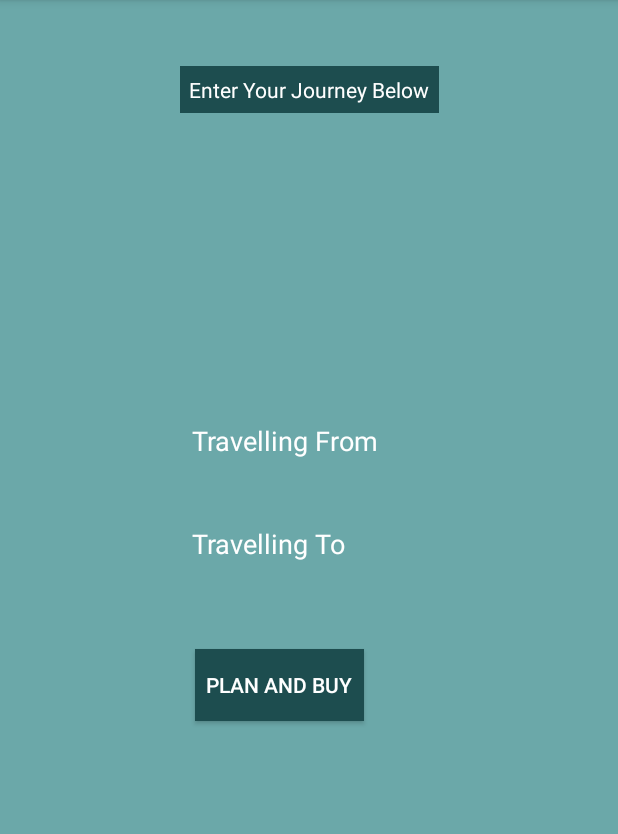
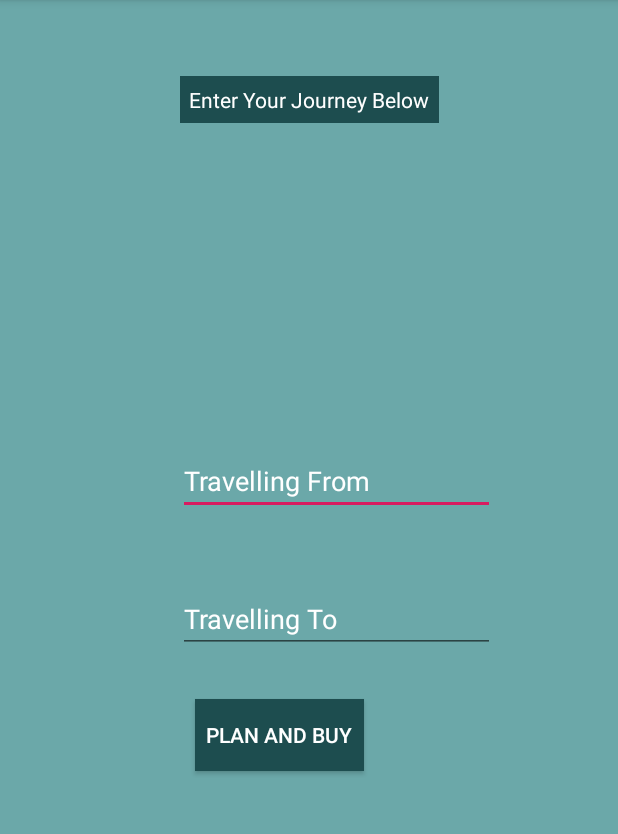
Before and after one commit to daveywilson/TranslinkHomepage, an Android app: the screen it shows after launch (MainActivity), on a phone screen of 412 x 824 dp, the part 84-918 px from its top. Run offline under Robolectric (Android 15) with nearby library versions, the phone set to English and light mode, and no system bars.

Commit message:
AutoCorrect

```diff
--- a/app/src/main/java/com/example/translinkhomepage/MainActivity.java
+++ b/app/src/main/java/com/example/translinkhomepage/MainActivity.java
@@ -5,16 +5,36 @@ import androidx.appcompat.app.AppCompatActivity;
 import android.content.Intent;
 import android.os.Bundle;
 import android.view.View;
+import android.widget.ArrayAdapter;
+import android.widget.AutoCompleteTextView;
 import android.widget.Button;
 import android.widget.ImageView;
 
 public class MainActivity extends AppCompatActivity {
+    String[] Journeys = {
+      "Derry",
+      "Belfast",
+      "Coleraine",
+      "Larne",
+      "portadown"
+
+    };
     Button firstButton;
 
     @Override
     protected void onCreate(Bundle savedInstanceState) {
         super.onCreate(savedInstanceState);
         setContentView(R.layout.activity_main);
+
+        ArrayAdapter<String> adapter = new ArrayAdapter<String>(this,android.R.layout.simple_dropdown_item_1line,Journeys);
+        AutoCompleteTextView textView = (AutoCompleteTextView)findViewById(R.id.autoCompleteEditText);
+
+        AutoCompleteTextView textView1 = (AutoCompleteTextView) findViewById(R.id.autoCompleteTextView2);
+        textView.setThreshold(2);
+        textView1.setThreshold(2);
+        textView.setAdapter(adapter);
+        textView1.setAdapter(adapter);
+
         final ImageView FirstImage = (ImageView) findViewById(R.id.FirstImage);
         int imageResource = getResources().getIdentifier("@drawable/translink",null,this.getPackageName());
         FirstImage.setImageResource(imageResource);
--- a/app/src/main/res/layout/activity_main.xml
+++ b/app/src/main/res/layout/activity_main.xml
@@ -4,67 +4,39 @@
     xmlns:tools="http://schemas.android.com/tools"
     android:layout_width="match_parent"
     android:layout_height="match_parent"
+
     android:background="#6ba8a9"
-
-
-    tools:context=".MainActivity">
+    tools:context=".MainActivity"
+    tools:visibility="visible">
 
 
     <Button
         android:id="@+id/BtnToSecond"
         android:layout_width="wrap_content"
         android:layout_height="wrap_content"
-        android:layout_marginTop="48dp"
+        android:layout_marginBottom="247dp"
         android:background="#1d4d4f"
+
         android:padding="7dp"
-
         android:text="Plan and Buy"
         android:textColor="#ffff"
+        app:layout_constraintBottom_toBottomOf="parent"
         app:layout_constraintEnd_toEndOf="parent"
         app:layout_constraintHorizontal_bias="0.434"
         app:layout_constraintStart_toStartOf="parent"
-        app:layout_constraintTop_toBottomOf="@+id/editText2" />
-
-    <EditText
-        android:id="@+id/editText2"
-        android:layout_width="wrap_content"
-        android:layout_height="wrap_content"
-        android:layout_marginTop="24dp"
-        android:background="#6ba8a9"
-        android:ems="10"
-        android:hint="Travelling To"
-        android:inputType="textPersonName"
-        android:padding="10dp"
-        android:textColorHint="#ffff"
-
-        app:layout_constraintStart_toStartOf="@+id/editText"
-        app:layout_constraintTop_toBottomOf="@+id/editText" />
-
-    <EditText
-        android:id="@+id/editText"
-        android:layout_width="wrap_content"
-        android:layout_height="wrap_content"
-        android:layout_marginTop="196dp"
-        android:background="#6ba8a9"
-        android:ems="10"
-        android:hint="Travelling From"
-        android:inputType="textPersonName"
-        android:padding="10dp"
-        android:textColorHint="#ffff"
-        app:layout_constraintEnd_toEndOf="parent"
-        app:layout_constraintHorizontal_bias="0.595"
-        app:layout_constraintStart_toStartOf="parent"
-        app:layout_constraintTop_toBottomOf="@+id/textView" />
+        app:layout_constraintTop_toBottomOf="@+id/autoCompleteTextView2" />
 
     <TextView
         android:id="@+id/textView"
         android:layout_width="wrap_content"
         android:layout_height="wrap_content"
         android:layout_marginTop="44dp"
+        android:layout_marginBottom="209dp"
         android:background="#1d4d4f"
         android:padding="6dp"
         android:text="Enter Your Journey Below"
         android:textColor="#ffff"
+        app:layout_constraintBottom_toTopOf="@+id/autoCompleteEditText"
         app:layout_constraintEnd_toEndOf="parent"
         app:layout_constraintStart_toStartOf="parent"
         app:layout_constraintTop_toTopOf="parent" />
@@ -77,4 +49,32 @@
         app:layout_constraintStart_toStartOf="@+id/textView"
         app:layout_constraintTop_toBottomOf="@+id/textView"
         tools:srcCompat="@tools:sample/avatars" />
+
+    <AutoCompleteTextView
+        android:id="@+id/autoCompleteEditText"
+        android:layout_width="211dp"
+        android:layout_height="wrap_content"
+        android:layout_marginEnd="82dp"
+        android:layout_marginBottom="39dp"
+        android:hint="Travelling From"
+        android:textColor="#FFFF"
+        android:textColorHint="#ffff"
+        android:visibility="visible"
+        app:layout_constraintBottom_toTopOf="@+id/autoCompleteTextView2"
+        app:layout_constraintEnd_toEndOf="parent"
+        app:layout_constraintTop_toBottomOf="@+id/textView"
+        tools:visibility="visible" />
+
+    <AutoCompleteTextView
+        android:id="@+id/autoCompleteTextView2"
+        android:layout_width="211dp"
+        android:layout_height="wrap_content"
+        android:layout_marginBottom="24dp"
+        android:hint="Travelling To"
+        android:textColorHint="#ffff"
+        android:textColor="#FFFF"
+
+        app:layout_constraintBottom_toTopOf="@+id/BtnToSecond"
+        app:layout_constraintStart_toStartOf="@+id/autoCompleteEditText"
+        app:layout_constraintTop_toBottomOf="@+id/autoCompleteEditText" />
 </androidx.constraintlayout.widget.ConstraintLayout>
--- a/app/src/main/res/values/strings.xml
+++ b/app/src/main/res/values/strings.xml
@@ -1,4 +1,5 @@
 <resources>
     <string name="app_name">TranslinkHomepage</string>
     <string name="title_activity_next">NextActivity</string>
+    <string name="auto_complete_textview">Travelling From</string>
 </resources>
```
